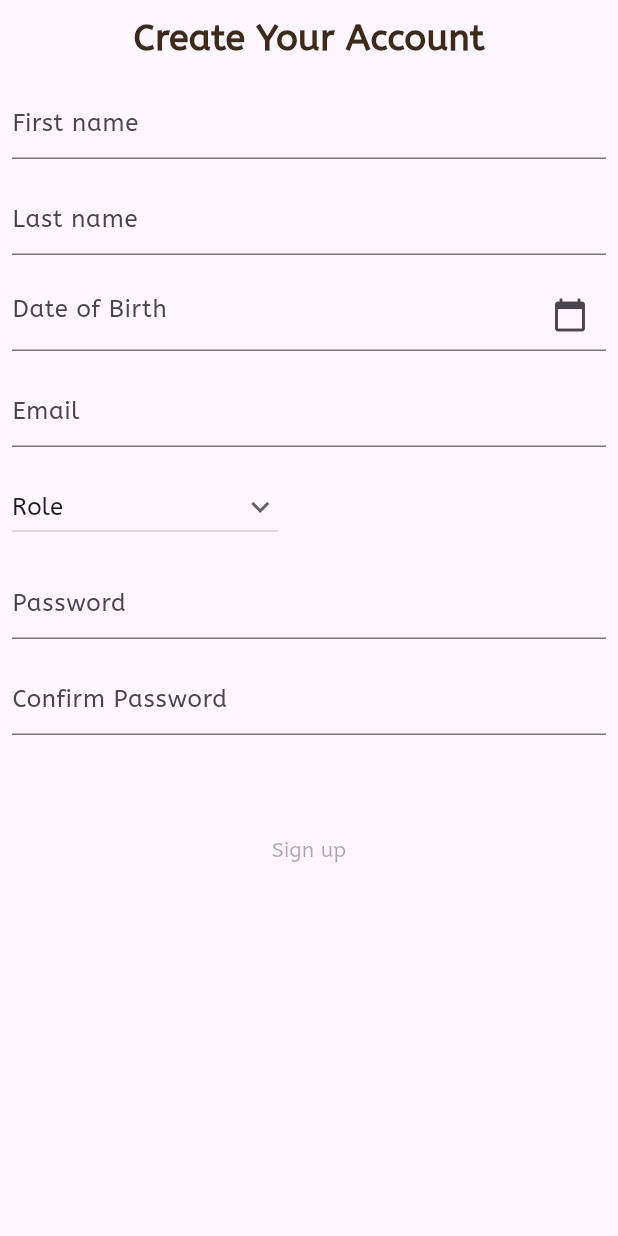
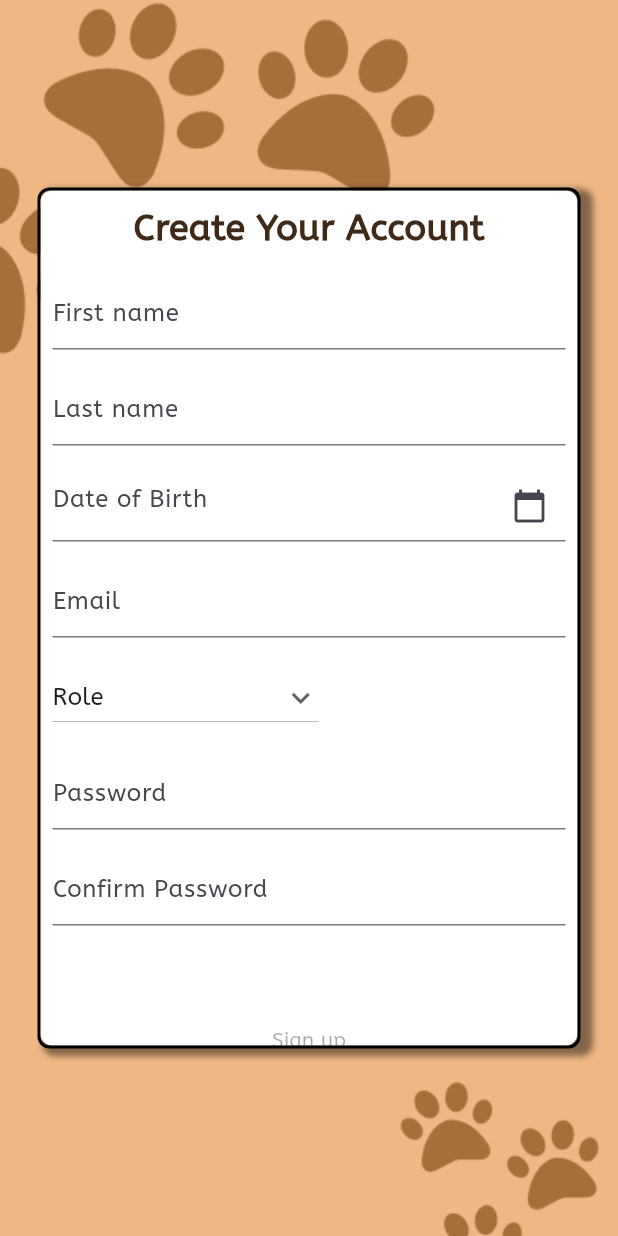
Before and after one commit to WoofCare/WoofCare, a Flutter app: the SignUpForm screen opened directly, on a phone screen of 412 x 824 dp. Run offline on Flutter 3.47's test engine with Material 3 defaults, Android fonts, the light colour scheme and no system bars; our stand-ins replace firebase_auth, firebase_core; accounts and stored records are empty.

Commit message:
Changed Signup page layout

```diff
--- a/lib/registration_and_login/sign_up.dart
+++ b/lib/registration_and_login/sign_up.dart
@@ -50,7 +50,6 @@ class _SignUpFormState extends State<SignUpForm> {
   final _lastNameTextController = TextEditingController();
   final _dateOfBirthTextController = TextEditingController();
   final _emailTextController = TextEditingController();
-  //final _usernameTextController = TextEditingController();
   final _passwordTextController = TextEditingController();
   final _passwordConfirmTextController = TextEditingController();
   final _passwordsMatchTextController = TextEditingController();
@@ -146,8 +145,60 @@ class _SignUpFormState extends State<SignUpForm> {
   Widget build(BuildContext context) {
     return Form(
       onChanged: _updateFormProgress,
+      child: Container(
+        decoration: const BoxDecoration(
+          color: Color(0xFFEEB784),
+        ),
+        child: Stack(
+          // Stack to allow for multiple background images
+          children: [
+            Container(
+              // Container for the first background image
+              decoration: const BoxDecoration(
+                image: DecorationImage(
+                  image:
+                      AssetImage('images/log_in_and_sing_in/BigPawPattern.png'),
+                  alignment: Alignment.topLeft,
+                ),
+              ),
+            ),
+            Container(
+              // Container for the second background image
+              decoration: const BoxDecoration(
+                image: DecorationImage(
+                  image: AssetImage(
+                      'images/log_in_and_sing_in/SmallPawPattern.png'),
+                  alignment: Alignment.bottomRight,
+                ),
+              ),
+            ),
+            Padding(
+              // Padding for the container that holds the login form
+              padding:
+                  const EdgeInsets.symmetric(horizontal: 25.0, vertical: 125.0),
+              child: Container(
+                decoration: BoxDecoration(
+                  borderRadius: BorderRadius.circular(8.0),
+                  border: Border.all(
+                    color: Colors.black,
+                    width: 2.0,
+                  ),
+                  boxShadow: [
+                    BoxShadow(
+                        color: const Color(0xFF000000).withOpacity(0.45),
+                        spreadRadius: 2,
+                        blurRadius: 3,
+                        offset: const Offset(6, 3)),
+                  ],
+                ),
+                child: ClipRRect(
+                  // ClipRRect to allow for rounded corners
+                  borderRadius: BorderRadius.circular(8.0),
+                  child: Scaffold(
+                    backgroundColor: const Color.fromARGB(255, 255, 255, 255),
+                    body: SafeArea(
+                      child: Center(
                         child: Column(
-        mainAxisSize: MainAxisSize.min,
                           children: [
                             const Padding(
                               padding: EdgeInsets.all(8.0),
@@ -165,7 +216,8 @@ class _SignUpFormState extends State<SignUpForm> {
                               padding: const EdgeInsets.all(8),
                               child: TextFormField(
                                 controller: _firstNameTextController,
-              decoration: const InputDecoration(hintText: 'First name'),
+                                decoration: const InputDecoration(
+                                    hintText: 'First name'),
                               ),
                             ),
 
@@ -174,7 +226,8 @@ class _SignUpFormState extends State<SignUpForm> {
                               padding: const EdgeInsets.all(8),
                               child: TextFormField(
                                 controller: _lastNameTextController,
-              decoration: const InputDecoration(hintText: 'Last name'),
+                                decoration: const InputDecoration(
+                                    hintText: 'Last name'),
                               ),
                             ),
 
@@ -195,7 +248,8 @@ class _SignUpFormState extends State<SignUpForm> {
                               padding: const EdgeInsets.all(8),
                               child: TextFormField(
                                 controller: _emailTextController,
-              decoration: const InputDecoration(hintText: 'Email'),
+                                decoration:
+                                    const InputDecoration(hintText: 'Email'),
                               ),
                             ),
 
@@ -229,7 +283,8 @@ class _SignUpFormState extends State<SignUpForm> {
                               padding: const EdgeInsets.all(8),
                               child: TextFormField(
                                 controller: _passwordTextController,
-              decoration: const InputDecoration(hintText: 'Password'),
+                                decoration:
+                                    const InputDecoration(hintText: 'Password'),
                               ),
                             ),
 
@@ -238,7 +293,8 @@ class _SignUpFormState extends State<SignUpForm> {
                               padding: const EdgeInsets.all(8),
                               child: TextFormField(
                                 controller: _passwordConfirmTextController,
-              decoration: const InputDecoration(hintText: 'Confirm Password'),
+                                decoration: const InputDecoration(
+                                    hintText: 'Confirm Password'),
                               ),
                             ),
 
@@ -253,24 +309,36 @@ class _SignUpFormState extends State<SignUpForm> {
 
                             TextButton(
                               style: ButtonStyle(
-              foregroundColor: WidgetStateProperty.resolveWith((states) {
+                                foregroundColor:
+                                    WidgetStateProperty.resolveWith((states) {
                                   return states.contains(WidgetState.disabled)
                                       ? null
                                       : Colors.white;
                                 }),
-              backgroundColor: WidgetStateProperty.resolveWith((states) {
+                                backgroundColor:
+                                    WidgetStateProperty.resolveWith((states) {
                                   return states.contains(WidgetState.disabled)
                                       ? null
                                       : Colors.blue;
                                 }),
                               ),
-            onPressed: (_formProgress == 1) && passwordChecker()
+                              onPressed:
+                                  (_formProgress == 1) && passwordChecker()
                                       ? createUserWithEmailAndPassword
                                       : null,
                               child: const Text('Sign up'),
                             ),
                           ],
                         ),
+                      ),
+                    ),
+                  ),
+                ),
+              ),
+            ),
+          ],
+        ),
+      ),
     );
   }
 }
```
Lines whose indentation alone changed are shown as unchanged.
